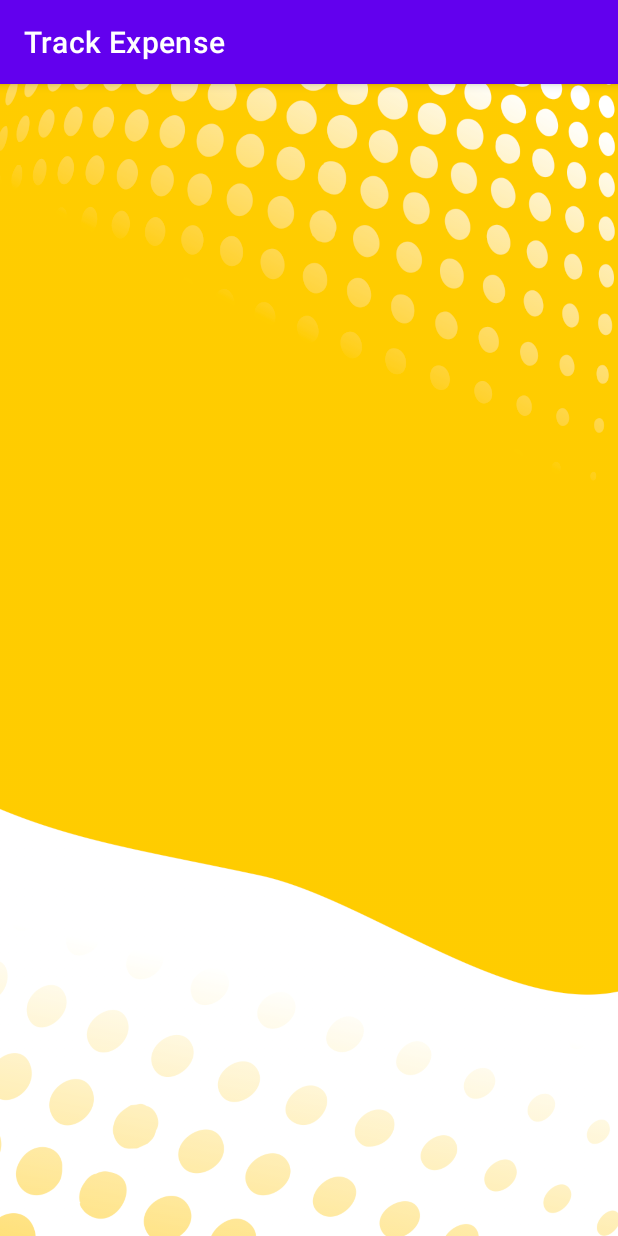
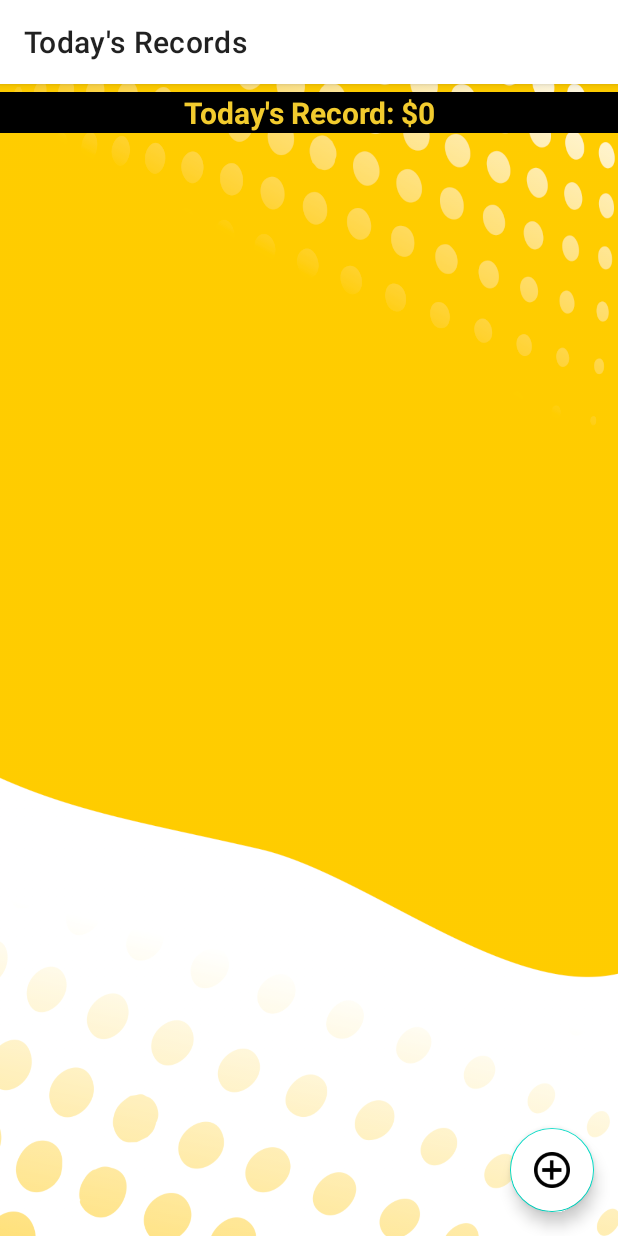
Before and after one commit to Maderobills/Track_Expense-1, an Android app: the screen it shows after launch once a user with an empty profile is signed in (Dashboard), on a phone screen of 412 x 824 dp. Run offline under Robolectric (Android 15) with nearby library versions, the phone set to English and light mode, and no system bars; our stand-ins replace Firebase (no records; nobody signed in at launch, a user with empty details on screens opened directly).

```diff
--- a/app/build.gradle
+++ b/app/build.gradle
@@ -47,6 +47,7 @@ dependencies {
 
     // Also add the dependency for the Google Play services library and specify its version
     implementation 'com.google.android.gms:play-services-auth:20.4.1'
+    implementation 'com.google.firebase:firebase-database:20.0.4'
 
 
     testImplementation 'junit:junit:4.13.2'
--- a/app/src/main/java/com/example/trackexpense/Dashboard.java
+++ b/app/src/main/java/com/example/trackexpense/Dashboard.java
@@ -1,39 +1,153 @@
 package com.example.trackexpense;
 
+import androidx.annotation.NonNull;
 import androidx.appcompat.app.AppCompatActivity;
+import androidx.appcompat.widget.Toolbar;
+import androidx.recyclerview.widget.RecyclerView;
 
+import android.app.AlertDialog;
+import android.app.ProgressDialog;
 import android.content.Intent;
 import android.os.Bundle;
+import android.text.Layout;
+import android.view.LayoutInflater;
 import android.view.View;
+import android.widget.ArrayAdapter;
+import android.widget.Button;
+import android.widget.EditText;
+import android.widget.Spinner;
 import android.widget.TextView;
+import android.widget.Toast;
 
+import com.google.android.gms.tasks.OnCompleteListener;
+import com.google.android.gms.tasks.Task;
+import com.google.android.material.floatingactionbutton.FloatingActionButton;
 import com.google.firebase.auth.FirebaseAuth;
+import com.google.firebase.database.DatabaseReference;
+import com.google.firebase.database.FirebaseDatabase;
+
+import java.text.DateFormat;
+import java.text.SimpleDateFormat;
+import java.util.Calendar;
 
 public class Dashboard extends AppCompatActivity {
 
-    TextView name;
+    private Toolbar toolbar;
+    private TextView amountView;
+    private RecyclerView recyclerView;
+    private FloatingActionButton fab;
+
+    private FirebaseAuth mAuth;
+    private DatabaseReference ref;
+    private String onLineUserId;
+    private ProgressDialog loader;
 
     @Override
     protected void onCreate(Bundle savedInstanceState) {
         super.onCreate(savedInstanceState);
         setContentView(R.layout.activity_dashboard);
 
+        toolbar = findViewById(R.id.toolbar2);
+        setSupportActionBar(toolbar);
+        getSupportActionBar().setTitle("Today's Records");
+
+        amountView = findViewById(R.id.totalSpent);
+        recyclerView = findViewById(R.id.recView);
+        fab = findViewById(R.id.fab);
+
+        mAuth = FirebaseAuth.getInstance();
+        onLineUserId = mAuth.getCurrentUser().getUid();
+        ref = FirebaseDatabase.getInstance().getReference().child("expenes").child(onLineUserId);
+        loader = new ProgressDialog(this);
+        fab.setOnClickListener(new View.OnClickListener() {
+            @Override
+            public void onClick(View v) {
+                addItemSpentOn();
+            }
+        });
 
 
-        name=findViewById(R.id.textView10);
+    }
 
-        //SignOut
-        FirebaseAuth.getInstance();
-        name.setText(FirebaseAuth.getInstance().getCurrentUser().getDisplayName());
+    private void addItemSpentOn() {
 
-        findViewById(R.id.sOut).setOnClickListener(new View.OnClickListener() {
+        AlertDialog.Builder myDialog = new AlertDialog.Builder(this);
+        LayoutInflater inflater = LayoutInflater.from(this);
+
+        View myView = inflater.inflate(R.layout.input_layout, null);
+        myDialog.setView(myView);
+
+        final AlertDialog dialog = myDialog.create();
+        dialog.setCancelable(false);
+
+        final Spinner expeneSpinner = myView.findViewById(R.id.spinner);
+        ArrayAdapter<String> expeneAdapter = new ArrayAdapter<>(this, android.R.layout.simple_list_item_1,
+                getResources().getStringArray(R.array.expenses));
+        expeneAdapter.setDropDownViewResource(com.google.android.material.R.layout.support_simple_spinner_dropdown_item);
+        expeneSpinner.setAdapter(expeneAdapter);
+
+        final EditText amount = myView.findViewById(R.id.amount);
+        final EditText notes = myView.findViewById(R.id.note);
+        final Button saveBtn = myView.findViewById(R.id.save);
+        final Button cancelBtn = myView.findViewById(R.id.cancel);
+
+
+        saveBtn.setOnClickListener(new View.OnClickListener() {
             @Override
             public void onClick(View v) {
-                FirebaseAuth.getInstance().signOut();
-                Intent intent = new Intent(Dashboard.this,MainActivity.class);
-                startActivity(intent);
-                finish();
+                String mAount = amount.getText().toString();
+                String mNotes = notes.getText().toString();
+                String item = expeneSpinner.getSelectedItem().toString();
+
+                if (mAount.isEmpty()){
+                    amount.setError("Amount required!");
+                    return;
+                }
+                if (mNotes.isEmpty()){
+                    notes.setError("Note required!");
+                    return;
+                }
+                if (item.equals("select item")){
+                    Toast.makeText(Dashboard.this, "Select Item", Toast.LENGTH_SHORT).show();
+                }
+
+                else {
+                    loader.setMessage("Adding expenses to database");
+                    loader.setCanceledOnTouchOutside(false);
+                    loader.show();
+
+                    String id = ref.push().getKey();
+
+                    DateFormat dateFormat = new SimpleDateFormat("dd-MM-yyyy");
+                    Calendar cal = Calendar.getInstance();
+                    String date = dateFormat.format(cal.getTime());
+
+                    Data data = new Data(item, date, id, mNotes, Integer.parseInt(mAount));
+                    ref.child(id).setValue(data).addOnCompleteListener(new OnCompleteListener<Void>() {
+                        @Override
+                        public void onComplete(@NonNull Task<Void> task) {
+                            if (task.isSuccessful()){
+                                Toast.makeText(Dashboard.this, "Expense Added to Database", Toast.LENGTH_SHORT).show();
+
+                            }else {
+                                Toast.makeText(Dashboard.this, "Failed to Add to Database", Toast.LENGTH_SHORT).show();
+                            }
+
+                            loader.dismiss();
+                        }
+                    });
+                }
+                loader.dismiss();
             }
         });
+
+        cancelBtn.setOnClickListener(new View.OnClickListener() {
+            @Override
+            public void onClick(View v) {
+                dialog.dismiss();
+            }
+        });
+
+        dialog.show();
     }
 }
--- a/app/src/main/res/layout/activity_dashboard.xml
+++ b/app/src/main/res/layout/activity_dashboard.xml
@@ -5,6 +5,55 @@
     android:layout_width="match_parent"
     android:layout_height="match_parent"
     android:background="@drawable/bg_startp"
+    android:orientation="vertical"
     tools:context=".Dashboard">
 
+    <LinearLayout
+        android:layout_width="match_parent"
+        android:layout_height="match_parent"
+        android:orientation="vertical">
+
+        <androidx.appcompat.widget.Toolbar
+            android:id="@+id/toolbar2"
+            android:layout_width="match_parent"
+            android:layout_height="wrap_content"
+            android:background="#FFFFFF"
+            android:elevation="4dp" />
+
+        <TextView
+            android:id="@+id/totalSpent"
+            android:layout_width="match_parent"
+            android:layout_height="wrap_content"
+            android:text="Today's Record: $0"
+            android:textSize="20sp"
+            android:textStyle="bold"
+            android:textColor="#F2CB2E"
+            android:background="#000000"
+            android:gravity="center"
+            android:layout_marginTop="5dp"/>
+
+        <androidx.coordinatorlayout.widget.CoordinatorLayout
+            android:layout_width="match_parent"
+            android:layout_height="match_parent">
+
+            <androidx.recyclerview.widget.RecyclerView
+                android:layout_width="wrap_content"
+                android:layout_height="wrap_content"
+                android:id="@+id/recView"/>
+
+            <com.google.android.material.floatingactionbutton.FloatingActionButton
+                android:layout_width="wrap_content"
+                android:layout_height="wrap_content"
+                android:id="@+id/fab"
+                android:layout_gravity="bottom|end"
+                android:layout_margin="16dp"
+                android:backgroundTint="#FFF"
+                android:src="@drawable/addbtn"
+                app:fabSize="normal"/>
+
+
+        </androidx.coordinatorlayout.widget.CoordinatorLayout>
+
+    </LinearLayout>
+
 </androidx.constraintlayout.widget.ConstraintLayout>
--- a/app/src/main/res/values/strings.xml
+++ b/app/src/main/res/values/strings.xml
@@ -1,4 +1,14 @@
 <resources>
     <string name="app_name">Track Expense</string>
 
+    <string-array name="expenses">
+        <item>select item</item>
+        <item>Food</item>
+        <item>Transport</item>
+        <item>Entertainment</item>
+        <item>other</item>
+
+
+    </string-array>
+
 </resources>
--- a/app/src/main/res/values/themes.xml
+++ b/app/src/main/res/values/themes.xml
@@ -1,6 +1,6 @@
 <resources xmlns:tools="http://schemas.android.com/tools">
     <!-- Base application theme. -->
-    <style name="Theme.TrackExpense" parent="Theme.MaterialComponents.DayNight.DarkActionBar">
+    <style name="Theme.TrackExpense" parent="Theme.MaterialComponents.DayNight.NoActionBar">
         <!-- Primary brand color. -->
         <item name="colorPrimary">@color/purple_500</item>
         <item name="colorPrimaryVariant">@color/purple_700</item>
```
Also changed, not shown: app/src/main/java/com/example/trackexpense/Data.java (added, +58 -0 lines), app/src/main/res/layout/input_layout.xml (added, +115 -0 lines), app/src/main/res/drawable/addbtn.png (added).
